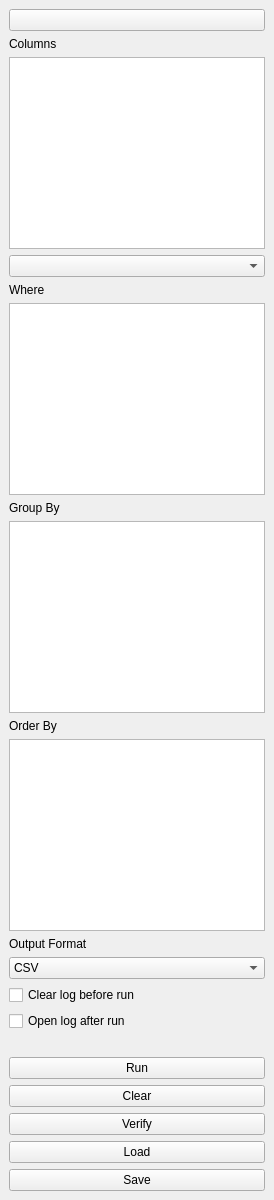
The window that DataSelectorTest/forms/data_selector_dock.ui (LERCAutomation/DataSelector-QGIS) describes before a commit, drawn with Qt 5.
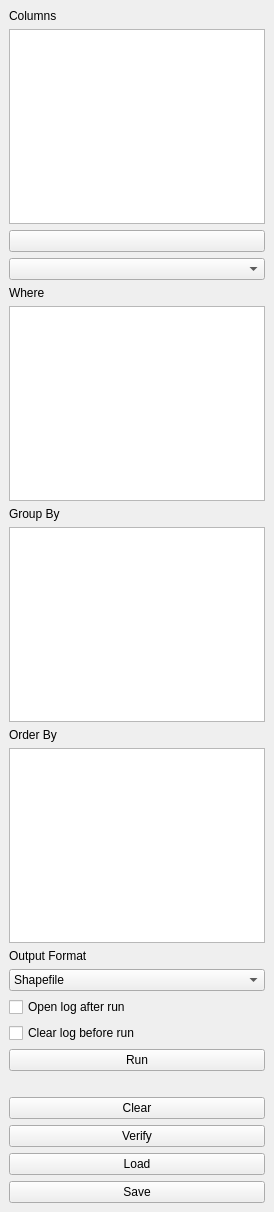
The same window after the commit. Icons and pictures are not drawn.

```diff
--- a/DataSelectorTest/forms/data_selector_dock.ui
+++ b/DataSelectorTest/forms/data_selector_dock.ui
@@ -2,17 +2,19 @@
 <ui version="4.0">
  <class>DataSelectorDockWidget</class>
  <widget class="QDockWidget" name="DataSelectorDockWidget">
+  <property name="geometry">
+   <rect>
+    <x>0</x>
+    <y>0</y>
+    <width>274</width>
+    <height>1212</height>
+   </rect>
+  </property>
   <property name="windowTitle">
    <string>Data Selector</string>
   </property>
   <widget class="QWidget" name="dockWidgetContents">
    <layout class="QVBoxLayout" name="verticalLayout">
-
-    <item>
-     <widget class="QPushButton" name="buttonRefreshTables">
-      <property name="toolTip"><string>Refresh list of tables</string></property></widget>
-    </item>
-
     <item>
      <widget class="QLabel" name="labelColumns">
       <property name="text">
@@ -22,13 +24,31 @@
     </item>
 
     <item>
-     <widget class="QTextEdit" name="textColumns"/>
+     <widget class="QTextEdit" name="textColumns">
+      <property name="verticalScrollBarPolicy">
+       <enum>Qt::ScrollBarAsNeeded</enum>
+      </property>
+     </widget>
     </item>
 
     <item>
-     <widget class="QComboBox" name="comboTable"/>
+     <widget class="QPushButton" name="buttonRefreshTables">
+      <property name="toolTip">
+       <string>Refresh list of tables</string>
+      </property>
+      <property name="icon">
+       <iconset>
+        <normaloff>../icons/DataSelector16.png</normaloff>../icons/DataSelector16.png</iconset>
+      </property>
+     </widget>
     </item>
-
+    <item>
+     <widget class="QComboBox" name="comboTable">
+      <property name="toolTip">
+       <string>Select a source table</string>
+      </property>
+     </widget>
+    </item>
     <item>
      <widget class="QLabel" name="labelWhere">
       <property name="text">
@@ -38,7 +58,17 @@
     </item>
 
     <item>
-     <widget class="QTextEdit" name="textWhere"><property name="minimumSize"><size><width>0</width><height>40</height></size></property></widget>
+     <widget class="QTextEdit" name="textWhere">
+      <property name="minimumSize">
+       <size>
+        <width>0</width>
+        <height>40</height>
+       </size>
+      </property>
+      <property name="verticalScrollBarPolicy">
+       <enum>Qt::ScrollBarAsNeeded</enum>
+      </property>
+     </widget>
     </item>
 
     <item>
@@ -50,7 +80,17 @@
     </item>
 
     <item>
-     <widget class="QTextEdit" name="textGroupBy"><property name="minimumSize"><size><width>0</width><height>40</height></size></property></widget>
+     <widget class="QTextEdit" name="textGroupBy">
+      <property name="minimumSize">
+       <size>
+        <width>0</width>
+        <height>40</height>
+       </size>
+      </property>
+      <property name="verticalScrollBarPolicy">
+       <enum>Qt::ScrollBarAsNeeded</enum>
+      </property>
+     </widget>
     </item>
 
     <item>
@@ -62,7 +102,17 @@
     </item>
 
     <item>
-     <widget class="QTextEdit" name="textOrderBy"><property name="minimumSize"><size><width>0</width><height>40</height></size></property></widget>
+     <widget class="QTextEdit" name="textOrderBy">
+      <property name="minimumSize">
+       <size>
+        <width>0</width>
+        <height>40</height>
+       </size>
+      </property>
+      <property name="verticalScrollBarPolicy">
+       <enum>Qt::ScrollBarAsNeeded</enum>
+      </property>
+     </widget>
     </item>
 
     <item>
@@ -75,32 +125,47 @@
 
     <item>
      <widget class="QComboBox" name="comboOutput">
-      <item><property name="text"><string>CSV</string></property></item>
-      <item><property name="text"><string>TXT</string></property></item>
-      <item><property name="text"><string>SHP</string></property></item>
+      <property name="toolTip">
+       <string>Select an output format</string>
+      </property>
+      <item>
+       <property name="text">
+        <string>Shapefile</string>
+       </property>
+      </item>
+      <item>
+       <property name="text">
+        <string>CSV file (comma delimited)</string>
+       </property>
+      </item>
+      <item>
+       <property name="text">
+        <string>Text file (tab delimited)</string>
+       </property>
+      </item>
      </widget>
     </item>
 
     <item>
- <widget class="QCheckBox" name="checkClearLog">
-  <property name="text">
-   <string>Clear log before run</string>
-  </property>
- </widget>
-</item><item>
- <widget class="QCheckBox" name="checkOpenLog">
-  <property name="text">
-   <string>Open log after run</string>
-  </property>
- </widget>
-</item><item>
-     <widget class="QLabel" name="labelMessage">
+     <widget class="QCheckBox" name="checkOpenLog">
+      <property name="toolTip">
+       <string>Open the log file when the process is complete?</string>
+      </property>
       <property name="text">
-       <string/>
+       <string>Open log after run</string>
       </property>
      </widget>
     </item>
-
+    <item>
+     <widget class="QCheckBox" name="checkClearLog">
+      <property name="toolTip">
+       <string>Clear the log file before the process starts?</string>
+      </property>
+      <property name="text">
+       <string>Clear log before run</string>
+      </property>
+     </widget>
+    </item>
     <item>
      <widget class="QPushButton" name="buttonRun">
       <property name="text">
@@ -108,7 +173,13 @@
       </property>
      </widget>
     </item>
-
+    <item>
+     <widget class="QLabel" name="labelMessage">
+      <property name="text">
+       <string/>
+      </property>
+     </widget>
+    </item>
     <item>
      <widget class="QPushButton" name="buttonClear">
       <property name="text">
```
Left out of the diff: 31 changed lines with no effect on the pictures.
